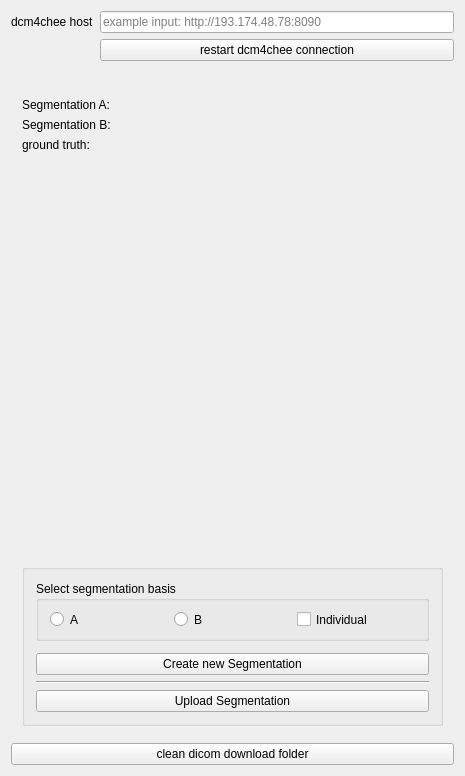
This is Plugins/org.mitk.gui.qt.segmentation.rework/src/internal/SegmentationReworkViewControls.ui in MITK/MITK as Qt 5 draws it before an edit. The edited form follows.
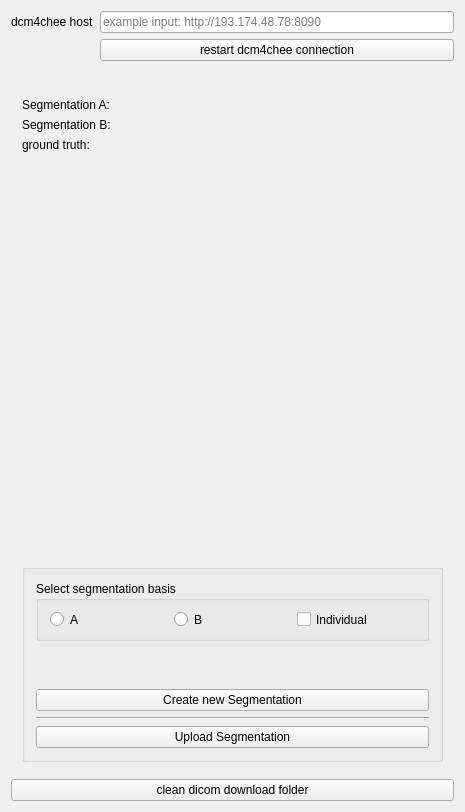
This is the edited form. Custom widgets are drawn as their Qt base class.

Commit message: ignore requests containing /-, robots.txt or favicon add more ui for individual seg creation and interpolation

The edit to the form file:
```diff
--- a/Plugins/org.mitk.gui.qt.segmentation.rework/src/internal/SegmentationReworkViewControls.ui
+++ b/Plugins/org.mitk.gui.qt.segmentation.rework/src/internal/SegmentationReworkViewControls.ui
@@ -7,7 +7,7 @@
     <x>0</x>
     <y>0</y>
     <width>465</width>
-    <height>757</height>
+    <height>765</height>
    </rect>
   </property>
   <property name="minimumSize">
@@ -147,11 +147,26 @@
           </widget>
          </item>
          <item>
-          <layout class="QHBoxLayout" name="horizontalLayout_2">
-           <item>
-            <widget class="QWidget" name="sliderWidget" native="true"/>
-           </item>
-          </layout>
+          <widget class="QWidget" name="individualWidget_2" native="true">
+           <property name="sizePolicy">
+            <sizepolicy hsizetype="MinimumExpanding" vsizetype="MinimumExpanding">
+             <horstretch>0</horstretch>
+             <verstretch>0</verstretch>
+            </sizepolicy>
+           </property>
+           <layout class="QHBoxLayout" name="individualWidget">
+            <item>
+             <widget class="QLabel" name="thresholdValue">
+              <property name="text">
+               <string/>
+              </property>
+             </widget>
+            </item>
+            <item>
+             <widget class="ctkSliderWidget" name="sliderWidget" native="true"/>
+            </item>
+           </layout>
+          </widget>
          </item>
          <item>
           <widget class="QPushButton" name="buttonNewSeg">
@@ -216,6 +231,12 @@
    <header location="global">QmitkChartWidget.h</header>
    <container>1</container>
   </customwidget>
+  <customwidget>
+   <class>ctkSliderWidget</class>
+   <extends>QWidget</extends>
+   <header location="global">ctksliderwidget.h</header>
+   <container>1</container>
+  </customwidget>
  </customwidgets>
  <resources/>
  <connections/>
```
The commit also changes 4 other files.
